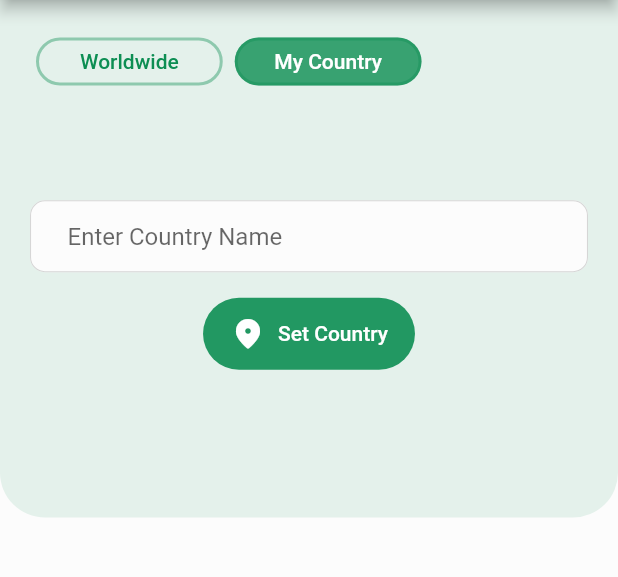
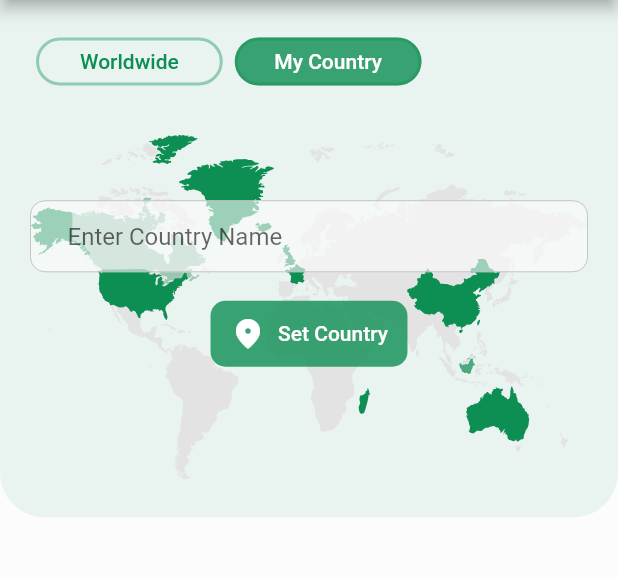
Before and after one commit to Rezuanul-Islam-Fahim/covid19_tracker, a Flutter app: the screen it shows after launch, tab 2 chosen, on a phone screen of 412 x 824 dp, the part 84-661 px from its top. Run offline on Flutter 3.47's test engine with Material 2 defaults, Android fonts, the light colour scheme and no system bars; our stand-ins replace flutter_svg, shared_preferences; network calls fail.

Commit message:
Update country search section design

```diff
--- a/lib/screens/homeScreen/components/countrySearch.dart
+++ b/lib/screens/homeScreen/components/countrySearch.dart
@@ -1,4 +1,5 @@
 import 'package:flutter/material.dart';
+import 'package:flutter_svg/flutter_svg.dart';
 
 import '../../../constant.dart';
 
@@ -11,11 +12,11 @@ class CountrySearchForm extends StatelessWidget {
   final TextEditingController searchController = TextEditingController();
 
   final ButtonStyle countryButtonStyle = TextButton.styleFrom(
-    padding: EdgeInsets.symmetric(vertical: 12, horizontal: 18),
+    padding: EdgeInsets.symmetric(vertical: 10, horizontal: 13),
     shape: RoundedRectangleBorder(
-      borderRadius: BorderRadius.circular(30),
+      borderRadius: BorderRadius.circular(10),
     ),
-    backgroundColor: kPrimaryColor.withOpacity(0.9),
+    backgroundColor: kPrimaryColor.withOpacity(0.8),
   );
 
   @override
@@ -28,7 +29,16 @@ class CountrySearchForm extends StatelessWidget {
               child: CircularProgressIndicator(),
             ),
           )
-        : Column(
+        : Stack(
+            children: <Widget>[
+              Padding(
+                padding: EdgeInsets.only(top: 30),
+                child: SvgPicture.asset(
+                  'assets/icons/map.svg',
+                  width: double.infinity,
+                ),
+              ),
+              Column(
                 mainAxisAlignment: MainAxisAlignment.center,
                 children: <Widget>[
                   Container(
@@ -40,19 +50,19 @@ class CountrySearchForm extends StatelessWidget {
                         enabledBorder: OutlineInputBorder(
                           borderRadius: BorderRadius.circular(10),
                           borderSide: BorderSide(
-                        color: Colors.grey[350],
-                        width: 0.7,
+                            color: Colors.grey[400],
+                            width: 0.6,
                           ),
                         ),
                         focusedBorder: OutlineInputBorder(
                           borderRadius: BorderRadius.circular(10),
                           borderSide: BorderSide(
-                        color: Colors.grey[400],
-                        width: 0.9,
+                            color: Colors.grey[500],
+                            width: 0.6,
                           ),
                         ),
                         filled: true,
-                    fillColor: kBackgroundColor,
+                        fillColor: kBackgroundColor.withOpacity(0.6),
                         hintText: 'Enter Country Name',
                       ),
                     ),
@@ -82,6 +92,8 @@ class CountrySearchForm extends StatelessWidget {
                     ),
                   ),
                 ],
+              ),
+            ],
           );
   }
 }
--- a/lib/screens/homeScreen/homeScreen.dart
+++ b/lib/screens/homeScreen/homeScreen.dart
@@ -39,7 +39,7 @@ class HomeScreen extends StatelessWidget {
             Container(
               padding: EdgeInsets.fromLTRB(20, 15, 20, 25),
               decoration: BoxDecoration(
-                color: kPrimaryColor.withOpacity(0.1),
+                color: kPrimaryColor.withOpacity(0.08),
                 borderRadius: BorderRadius.only(
                   bottomLeft: Radius.circular(30),
                   bottomRight: Radius.circular(30),
```
Also changed, not shown: assets/icons/map.svg (added). Lines whose indentation alone changed are shown as unchanged.
